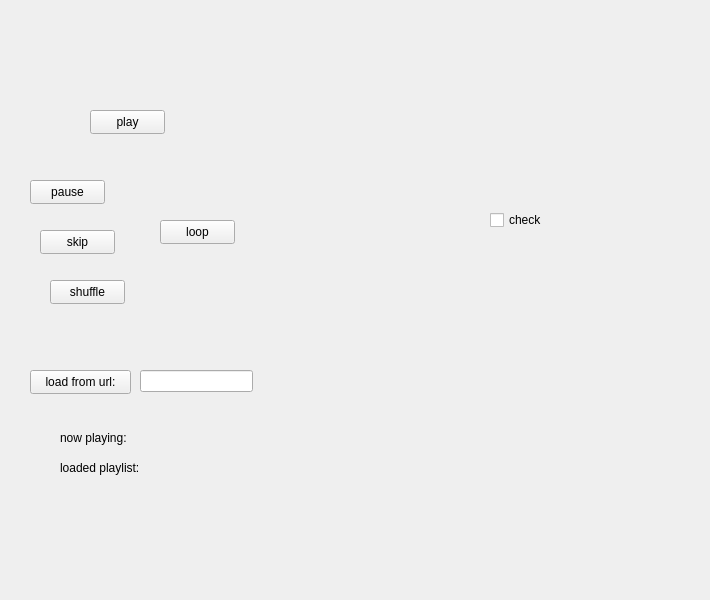
First picture: the form in gui/main/gui.ui, repository moltenlavaguava/peanut, before the edit.
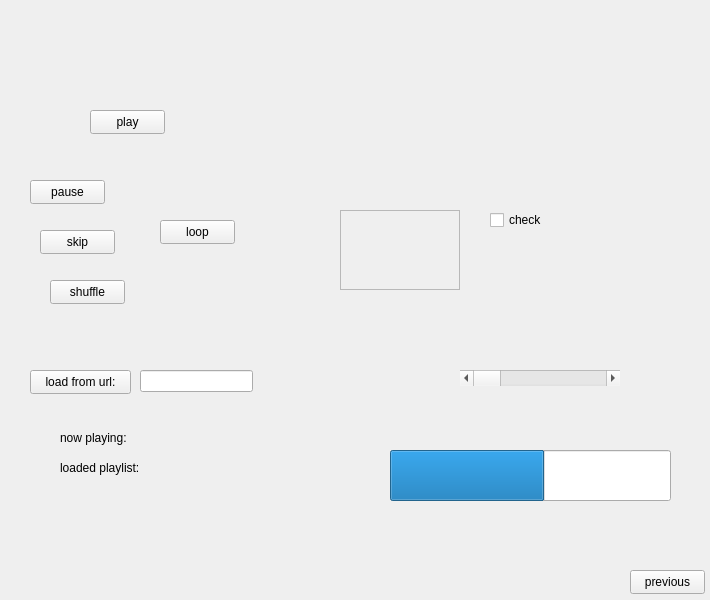
Second picture: the form after the edit. Custom widgets are drawn as their Qt base class.

Patch:
```diff
--- a/gui/main/gui.ui
+++ b/gui/main/gui.ui
@@ -13,6 +13,9 @@
   <property name="windowTitle">
    <string>program</string>
   </property>
+  <property name="styleSheet">
+   <string notr="true"/>
+  </property>
   <widget class="QWidget" name="centralwidget">
    <widget class="QCheckBox" name="decor_checkBox">
     <property name="geometry">
@@ -144,8 +147,93 @@
      <string>loaded playlist:</string>
     </property>
    </widget>
+   <widget class="QPushButton" name="action_previous">
+    <property name="geometry">
+     <rect>
+      <x>630</x>
+      <y>570</y>
+      <width>75</width>
+      <height>24</height>
+     </rect>
+    </property>
+    <property name="text">
+     <string>previous</string>
+    </property>
+   </widget>
+   <widget class="QProgressBar" name="info_progressBar">
+    <property name="geometry">
+     <rect>
+      <x>390</x>
+      <y>450</y>
+      <width>281</width>
+      <height>51</height>
+     </rect>
+    </property>
+    <property name="value">
+     <number>55</number>
+    </property>
+    <property name="textVisible">
+     <bool>false</bool>
+    </property>
+    <property name="orientation">
+     <enum>Qt::Orientation::Horizontal</enum>
+    </property>
+    <property name="invertedAppearance">
+     <bool>false</bool>
+    </property>
+    <property name="format">
+     <string>%p%</string>
+    </property>
+   </widget>
+   <widget class="QScrollBar" name="horizontalScrollBar">
+    <property name="geometry">
+     <rect>
+      <x>460</x>
+      <y>370</y>
+      <width>160</width>
+      <height>16</height>
+     </rect>
+    </property>
+    <property name="orientation">
+     <enum>Qt::Orientation::Horizontal</enum>
+    </property>
+   </widget>
+   <widget class="QFrame" name="frame">
+    <property name="geometry">
+     <rect>
+      <x>340</x>
+      <y>210</y>
+      <width>120</width>
+      <height>80</height>
+     </rect>
+    </property>
+    <property name="frameShape">
+     <enum>QFrame::Shape::StyledPanel</enum>
+    </property>
+    <property name="frameShadow">
+     <enum>QFrame::Shadow::Raised</enum>
+    </property>
+   </widget>
+   <widget class="ScrollProgressBar" name="widget" native="true">
+    <property name="geometry">
+     <rect>
+      <x>540</x>
+      <y>70</y>
+      <width>120</width>
+      <height>80</height>
+     </rect>
+    </property>
+   </widget>
   </widget>
  </widget>
+ <customwidgets>
+  <customwidget>
+   <class>ScrollProgressBar</class>
+   <extends>QWidget</extends>
+   <header>customwidgets.scrollprogressbar.h</header>
+   <container>1</container>
+  </customwidget>
+ </customwidgets>
  <resources/>
  <connections/>
 </ui>
```
